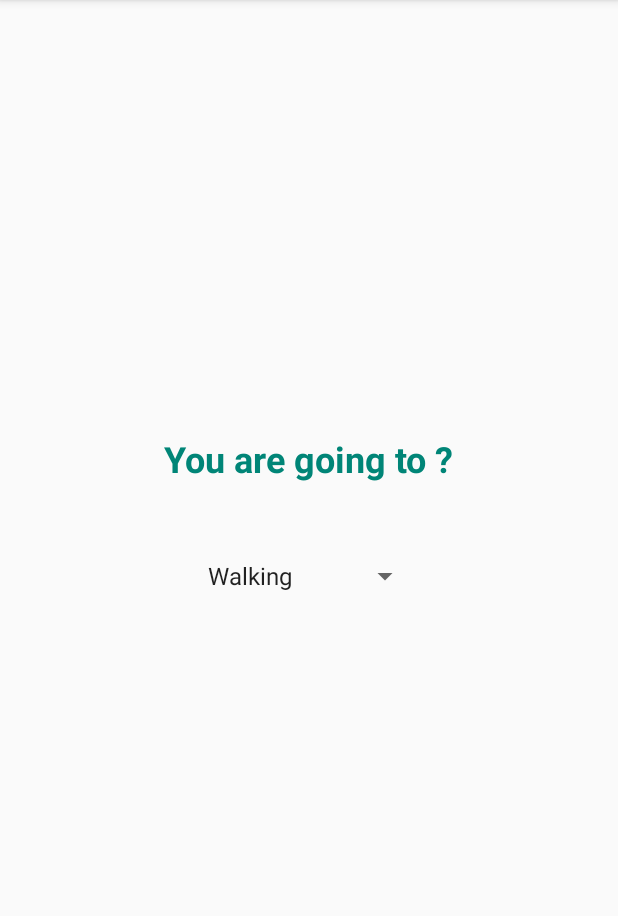
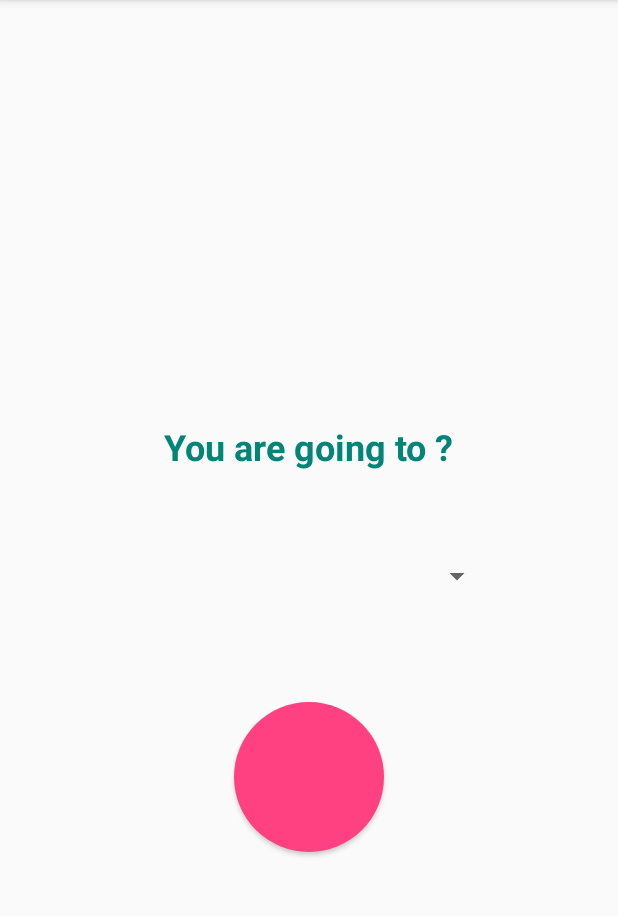
Before and after one commit to yuviabhi/DailyTracker, an Android app: the screen it shows after launch (StartActivity), on a phone screen of 412 x 824 dp, the part 84-1000 px from its top. Run offline under Robolectric (Android 15) with nearby library versions, the phone set to English and light mode, and no system bars.

Commit message:
# Added start activity # Travel mode is stored into csv # CSV file name contains date

```diff
--- a/app/src/main/java/com/abhisek/activitysensor/StartActivity.java
+++ b/app/src/main/java/com/abhisek/activitysensor/StartActivity.java
@@ -1,27 +1,51 @@
 package com.abhisek.activitysensor;
 
+import android.content.Intent;
 import android.support.v7.app.AppCompatActivity;
 import android.os.Bundle;
+import android.view.View;
 import android.widget.ArrayAdapter;
+import android.widget.Button;
 import android.widget.Spinner;
 
 public class StartActivity extends AppCompatActivity {
 
     private String[] arraySpinner;
 
+    private Button button_start;
+
     @Override
     protected void onCreate(Bundle savedInstanceState) {
         super.onCreate(savedInstanceState);
         setContentView(R.layout.activity_start);
 
+        this.arraySpinner = new String[] {
+               "", "Walk", "Run", "Work-out", "Cycling", "Biking", "Travel by bus/car" , "Travel by train" , "Something else"
+        };
 
+        final Spinner s = (Spinner) findViewById(R.id.spinner_mode);
 
-        this.arraySpinner = new String[] {
-                "Walking", "Running", "Working-out", "Cycling", "Byking", "Bus/Car" , "Train"
-        };
-        Spinner s = (Spinner) findViewById(R.id.spinner_mode);
-        ArrayAdapter<String> adapter = new ArrayAdapter<String>(this,
+        ArrayAdapter<String> adapter = new ArrayAdapter<>(this,
                 android.R.layout.simple_spinner_item, arraySpinner);
         s.setAdapter(adapter);
+
+        button_start = (Button) findViewById(R.id.button_start);
+
+        button_start.setOnClickListener(new View.OnClickListener() {
+
+            @Override
+            public void onClick(View v) {
+
+                String mode = s.getSelectedItem().toString().trim();
+
+                if(mode !="") {
+                    Intent intent = new Intent(getApplicationContext(), MainActivity.class);
+                    intent.putExtra("mode",mode);
+                    startActivity(intent);
+                }
+
+            }
+        });
+
     }
 }
--- /dev/null
+++ b/app/src/main/res/drawable/oval_shape.xml
@@ -0,0 +1,8 @@
+<?xml version="1.0" encoding="utf-8"?>
+<shape xmlns:android="http://schemas.android.com/apk/res/android"
+    android:dither="true"
+    android:shape="oval">
+
+    <solid android:color="@color/colorAccent"/>
+
+</shape>
--- a/app/src/main/res/layout/activity_start.xml
+++ b/app/src/main/res/layout/activity_start.xml
@@ -26,7 +26,28 @@
         android:layout_width="wrap_content"
         android:layout_height="wrap_content"
         android:id="@+id/spinner_mode"
+        android:minWidth="246dp"
+        android:textSize="22sp"
+        android:paddingLeft="6dp"
+        android:paddingTop="6dp"
+        android:layout_marginTop="6dp"
+        android:textIsSelectable="false"
         android:layout_centerVertical="true"
         android:layout_centerHorizontal="true"
-        android:spinnerMode="dialog" />
+        android:spinnerMode="dialog"
+        android:gravity="center_vertical"
+        android:textAlignment="center" />
+
+
+    <Button
+        android:layout_width="100dp"
+        android:layout_height="100dp"
+        android:background="@drawable/oval_shape"
+        android:text="Start"
+        android:id="@+id/button_start"
+        android:layout_marginTop="70dp"
+        android:layout_below="@+id/spinner_mode"
+        android:layout_centerHorizontal="true"
+        android:textColor="@color/abc_background_cache_hint_selector_material_light"
+        android:textStyle="bold" />
 </RelativeLayout>
```
Also changed, not shown: app/src/main/AndroidManifest.xml (+7 -2 lines), app/src/main/java/com/abhisek/activitysensor/MainActivity.java (+28 -14 lines).
